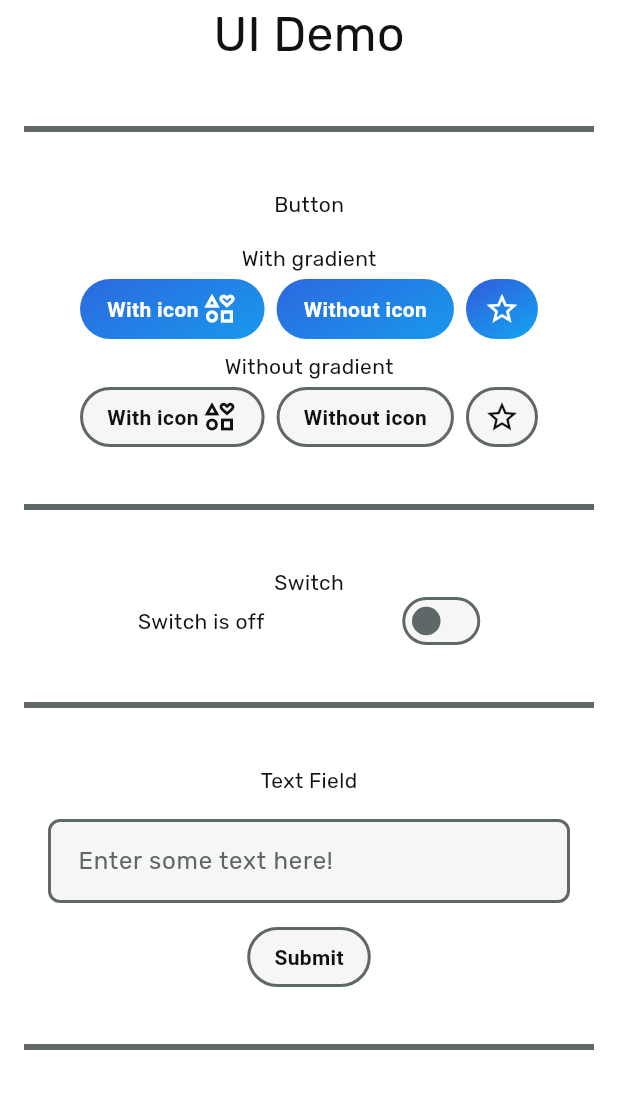
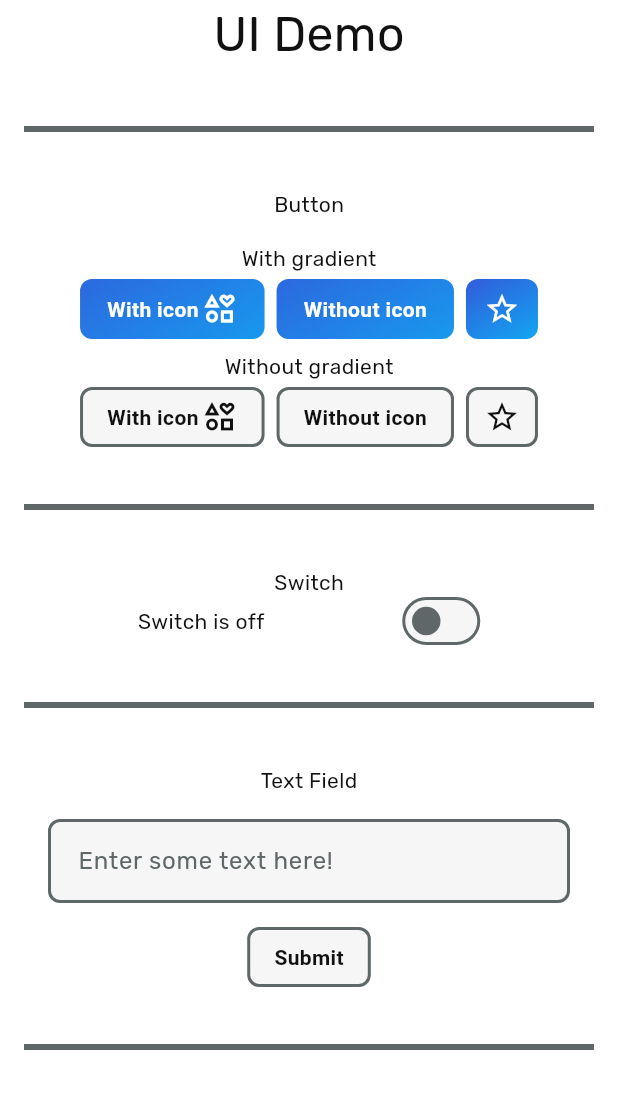
Before and after one commit to yash-ahir/meteor, a Flutter app: the screen it shows after launch, on a phone screen of 412 x 824 dp, the part 84-1193 px from its top. Run offline on Flutter 3.47's test engine with Material 2 defaults, Android fonts, the phone set to English and light mode, and no system bars; our stand-ins replace easy_dynamic_theme, gradient_borders.

Commit message:
Changed button radius to 8px.

```diff
--- a/lib/widgets/meteor_button.dart
+++ b/lib/widgets/meteor_button.dart
@@ -27,7 +27,7 @@ class _MeteorButtonState extends State<MeteorButton> {
   Widget build(BuildContext context) {
     final MeteorTheme theme = Theme.of(context).extension<MeteorTheme>()!;
 
-    BorderRadius borderRadius = const BorderRadius.all(Radius.circular(20.0));
+    BorderRadius borderRadius = const BorderRadius.all(Radius.circular(8.0));
 
     EdgeInsets contentPadding = EdgeInsets.symmetric(
       vertical:
```
